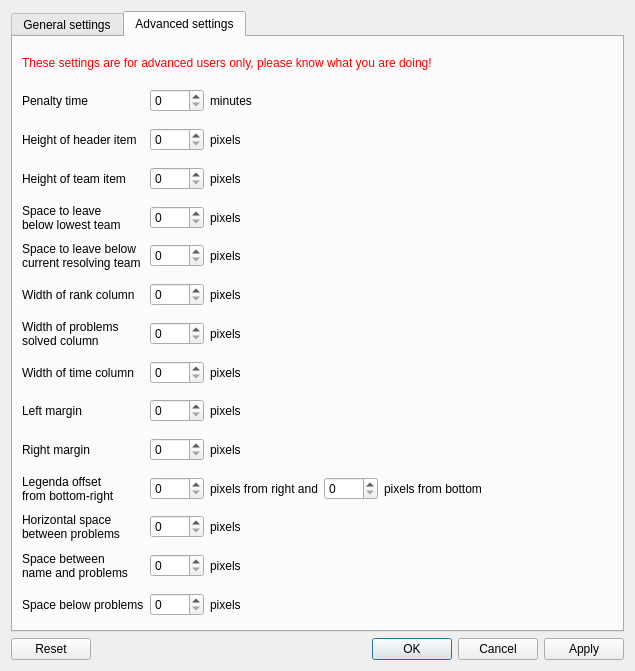
Before: the Qt Designer form settingsdialog.ui in DOMjudge/DOMjura, drawn with Qt 5.
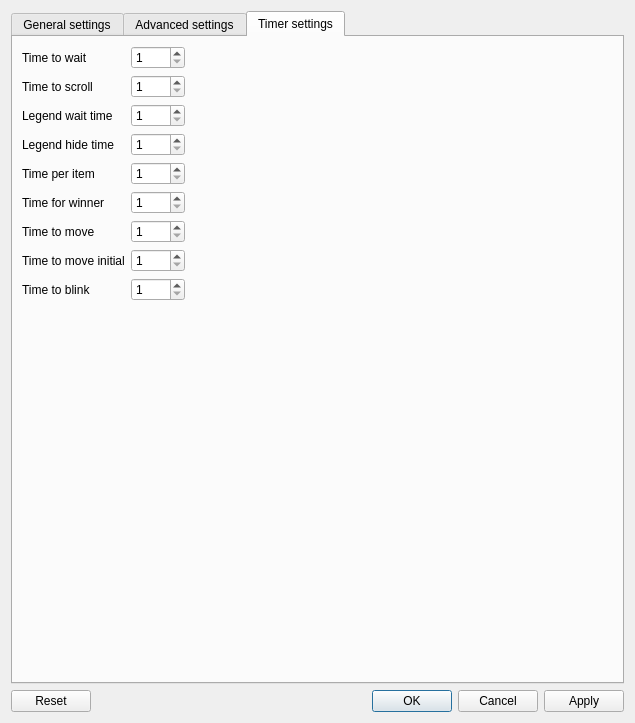
After: the same form once the commit is applied. The open tabs and pages were chosen to show the change.

Diff of the .ui file:
```diff
--- a/settingsdialog.ui
+++ b/settingsdialog.ui
@@ -7,7 +7,7 @@
     <x>0</x>
     <y>0</y>
     <width>635</width>
-    <height>671</height>
+    <height>723</height>
    </rect>
   </property>
   <property name="windowTitle">
@@ -675,8 +675,7 @@
        <item row="11" column="0">
         <widget class="QLabel" name="label_19">
          <property name="text">
-          <string>Legenda offset
-from bottom-right</string>
+          <string>Legenda offset</string>
          </property>
         </widget>
        </item>
@@ -841,6 +840,397 @@
          </item>
         </layout>
        </item>
+       <item row="15" column="0">
+        <widget class="QLabel" name="label_54">
+         <property name="text">
+          <string>Brandig imag offset</string>
+         </property>
+        </widget>
+       </item>
+       <item row="15" column="1">
+        <layout class="QHBoxLayout" name="horizontalLayout_33">
+         <item>
+          <widget class="QSpinBox" name="spinBoxBrandingImagX">
+           <property name="maximum">
+            <number>9999</number>
+           </property>
+          </widget>
+         </item>
+         <item>
+          <widget class="QLabel" name="label_52">
+           <property name="text">
+            <string>pixels from right and</string>
+           </property>
+          </widget>
+         </item>
+         <item>
+          <widget class="QSpinBox" name="spinBoxBrandingImagY">
+           <property name="maximum">
+            <number>9999</number>
+           </property>
+          </widget>
+         </item>
+         <item>
+          <widget class="QLabel" name="label_53">
+           <property name="text">
+            <string>pixels from bottom</string>
+           </property>
+          </widget>
+         </item>
+         <item>
+          <spacer name="horizontalSpacer_32">
+           <property name="orientation">
+            <enum>Qt::Horizontal</enum>
+           </property>
+           <property name="sizeHint" stdset="0">
+            <size>
+             <width>40</width>
+             <height>20</height>
+            </size>
+           </property>
+          </spacer>
+         </item>
+        </layout>
+       </item>
+       <item row="16" column="0" colspan="2">
+        <spacer name="verticalSpacer_2">
+         <property name="orientation">
+          <enum>Qt::Vertical</enum>
+         </property>
+         <property name="sizeHint" stdset="0">
+          <size>
+           <width>562</width>
+           <height>3</height>
+          </size>
+         </property>
+        </spacer>
+       </item>
+      </layout>
+     </widget>
+     <widget class="QWidget" name="tab_3">
+      <attribute name="title">
+       <string>Timer settings</string>
+      </attribute>
+      <layout class="QGridLayout" name="gridLayout_3">
+       <item row="0" column="0">
+        <widget class="QLabel" name="label_38">
+         <property name="text">
+          <string>Time to wait</string>
+         </property>
+        </widget>
+       </item>
+       <item row="0" column="1">
+        <layout class="QHBoxLayout" name="horizontalLayout_21">
+         <item>
+          <widget class="QSpinBox" name="spinBoxTimeToWait">
+           <property name="minimum">
+            <number>1</number>
+           </property>
+           <property name="maximum">
+            <number>9999</number>
+           </property>
+          </widget>
+         </item>
+         <item>
+          <spacer name="horizontalSpacer_20">
+           <property name="orientation">
+            <enum>Qt::Horizontal</enum>
+           </property>
+           <property name="sizeHint" stdset="0">
+            <size>
+             <width>40</width>
+             <height>20</height>
+            </size>
+           </property>
+          </spacer>
+         </item>
+        </layout>
+       </item>
+       <item row="1" column="0">
+        <widget class="QLabel" name="label_39">
+         <property name="text">
+          <string>Time to scroll</string>
+         </property>
+        </widget>
+       </item>
+       <item row="1" column="1">
+        <layout class="QHBoxLayout" name="horizontalLayout_28">
+         <item>
+          <widget class="QSpinBox" name="spinBoxTimeToScroll">
+           <property name="minimum">
+            <number>1</number>
+           </property>
+           <property name="maximum">
+            <number>9999</number>
+           </property>
+          </widget>
+         </item>
+         <item>
+          <spacer name="horizontalSpacer_27">
+           <property name="orientation">
+            <enum>Qt::Horizontal</enum>
+           </property>
+           <property name="sizeHint" stdset="0">
+            <size>
+             <width>40</width>
+             <height>20</height>
+            </size>
+           </property>
+          </spacer>
+         </item>
+        </layout>
+       </item>
+       <item row="2" column="0">
+        <widget class="QLabel" name="label_40">
+         <property name="text">
+          <string>Legend wait time</string>
+         </property>
+        </widget>
+       </item>
+       <item row="2" column="1">
+        <layout class="QHBoxLayout" name="horizontalLayout_27">
+         <item>
+          <widget class="QSpinBox" name="spinBoxLegendWaitTime">
+           <property name="minimum">
+            <number>1</number>
+           </property>
+           <property name="maximum">
+            <number>9999</number>
+           </property>
+          </widget>
+         </item>
+         <item>
+          <spacer name="horizontalSpacer_26">
+           <property name="orientation">
+            <enum>Qt::Horizontal</enum>
+           </property>
+           <property name="sizeHint" stdset="0">
+            <size>
+             <width>40</width>
+             <height>20</height>
+            </size>
+           </property>
+          </spacer>
+         </item>
+        </layout>
+       </item>
+       <item row="3" column="0">
+        <widget class="QLabel" name="label_41">
+         <property name="text">
+          <string>Legend hide time</string>
+         </property>
+        </widget>
+       </item>
+       <item row="3" column="1">
+        <layout class="QHBoxLayout" name="horizontalLayout_22">
+         <item>
+          <widget class="QSpinBox" name="spinBoxLegendHideTime">
+           <property name="minimum">
+            <number>1</number>
+           </property>
+           <property name="maximum">
+            <number>9999</number>
+           </property>
+          </widget>
+         </item>
+         <item>
+          <spacer name="horizontalSpacer_21">
+           <property name="orientation">
+            <enum>Qt::Horizontal</enum>
+           </property>
+           <property name="sizeHint" stdset="0">
+            <size>
+             <width>40</width>
+             <height>20</height>
+            </size>
+           </property>
+          </spacer>
+         </item>
+        </layout>
+       </item>
+       <item row="4" column="0">
+        <widget class="QLabel" name="label_42">
+         <property name="text">
+          <string>Time per item</string>
+         </property>
+        </widget>
+       </item>
+       <item row="4" column="1">
+        <layout class="QHBoxLayout" name="horizontalLayout_25">
+         <item>
+          <widget class="QSpinBox" name="spinBoxTimePerItem">
+           <property name="minimum">
+            <number>1</number>
+           </property>
+           <property name="maximum">
+            <number>9999</number>
+           </property>
+          </widget>
+         </item>
+         <item>
+          <spacer name="horizontalSpacer_24">
+           <property name="orientation">
+            <enum>Qt::Horizontal</enum>
+           </property>
+           <property name="sizeHint" stdset="0">
+            <size>
+             <width>40</width>
+             <height>20</height>
+            </size>
+           </property>
+          </spacer>
+         </item>
+        </layout>
+       </item>
+       <item row="5" column="0">
+        <widget class="QLabel" name="label_43">
+         <property name="text">
+          <string>Time for winner</string>
+         </property>
+        </widget>
+       </item>
+       <item row="5" column="1">
+        <layout class="QHBoxLayout" name="horizontalLayout_30">
+         <item>
+          <widget class="QSpinBox" name="spinBoxTimeForWinner">
+           <property name="minimum">
+            <number>1</number>
+           </property>
+           <property name="maximum">
+            <number>9999</number>
+           </property>
+          </widget>
+         </item>
+         <item>
+          <spacer name="horizontalSpacer_29">
+           <property name="orientation">
+            <enum>Qt::Horizontal</enum>
+           </property>
+           <property name="sizeHint" stdset="0">
+            <size>
+             <width>40</width>
+             <height>20</height>
+            </size>
+           </property>
+          </spacer>
+         </item>
+        </layout>
+       </item>
+       <item row="6" column="0">
+        <widget class="QLabel" name="label_44">
+         <property name="text">
+          <string>Time to move</string>
+         </property>
+        </widget>
+       </item>
+       <item row="6" column="1">
+        <layout class="QHBoxLayout" name="horizontalLayout_23">
+         <item>
+          <widget class="QSpinBox" name="spinBoxTimeToMove">
+           <property name="minimum">
+            <number>1</number>
+           </property>
+           <property name="maximum">
+            <number>9999</number>
+           </property>
+          </widget>
+         </item>
+         <item>
+          <spacer name="horizontalSpacer_22">
+           <property name="orientation">
+            <enum>Qt::Horizontal</enum>
+           </property>
+           <property name="sizeHint" stdset="0">
+            <size>
+             <width>40</width>
+             <height>20</height>
+            </size>
+           </property>
+          </spacer>
+         </item>
+        </layout>
+       </item>
+       <item row="7" column="0">
+        <widget class="QLabel" name="label_45">
+         <property name="text">
+          <string>Time to move initial</string>
+         </property>
+        </widget>
+       </item>
+       <item row="7" column="1">
+        <layout class="QHBoxLayout" name="horizontalLayout_29">
+         <item>
+          <widget class="QSpinBox" name="spinBoxTimeToMoveInitial">
+           <property name="minimum">
+            <number>1</number>
+           </property>
+           <property name="maximum">
+            <number>9999</number>
+           </property>
+          </widget>
+         </item>
+         <item>
+          <spacer name="horizontalSpacer_28">
+           <property name="orientation">
+            <enum>Qt::Horizontal</enum>
+           </property>
+           <property name="sizeHint" stdset="0">
+            <size>
+             <width>40</width>
+             <height>20</height>
+            </size>
+           </property>
+          </spacer>
+         </item>
+        </layout>
+       </item>
+       <item row="8" column="0">
+        <widget class="QLabel" name="label_46">
+         <property name="text">
+          <string>Time to blink</string>
+         </property>
+        </widget>
+       </item>
+       <item row="8" column="1">
+        <layout class="QHBoxLayout" name="horizontalLayout_26">
+         <item>
+          <widget class="QSpinBox" name="spinBoxTimeToBlink">
+           <property name="minimum">
+            <number>1</number>
+           </property>
+           <property name="maximum">
+            <number>9999</number>
+           </property>
+          </widget>
+         </item>
+         <item>
+          <spacer name="horizontalSpacer_25">
+           <property name="orientation">
+            <enum>Qt::Horizontal</enum>
+           </property>
+           <property name="sizeHint" stdset="0">
+            <size>
+             <width>40</width>
+             <height>20</height>
+            </size>
+           </property>
+          </spacer>
+         </item>
+        </layout>
+       </item>
+       <item row="9" column="0" colspan="2">
+        <spacer name="verticalSpacer">
+         <property name="orientation">
+          <enum>Qt::Vertical</enum>
+         </property>
+         <property name="sizeHint" stdset="0">
+          <size>
+           <width>208</width>
+           <height>274</height>
+          </size>
+         </property>
+        </spacer>
+       </item>
       </layout>
      </widget>
     </widget>
```
Left out of the diff: 13 changed lines with no effect on the pictures.
